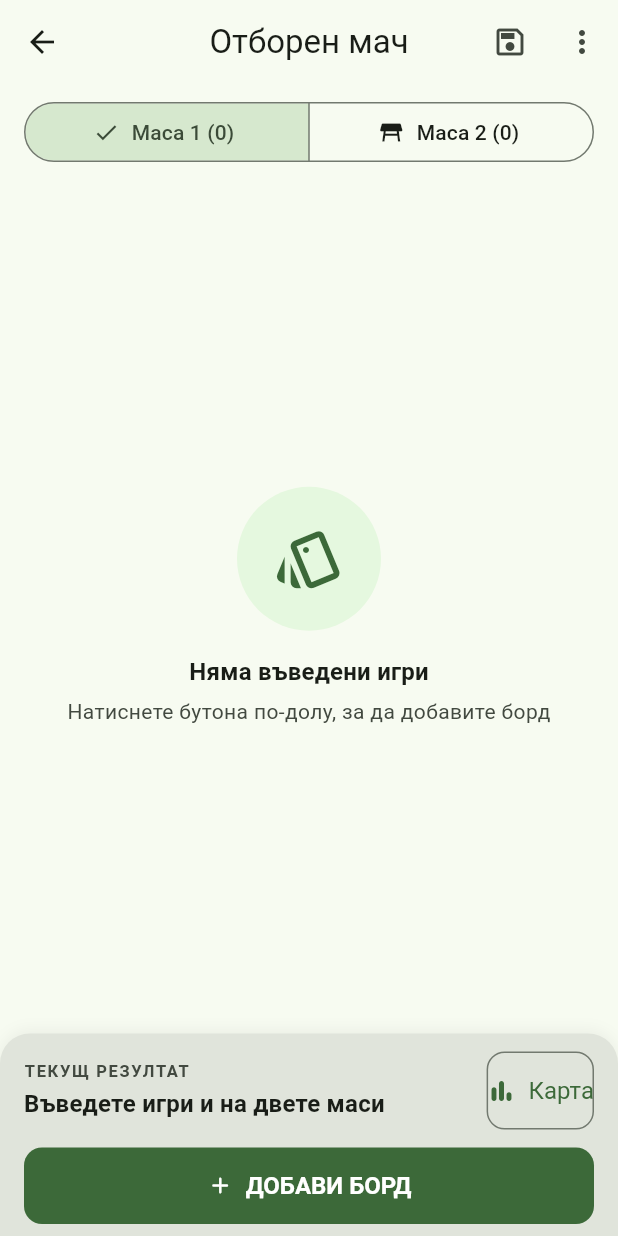
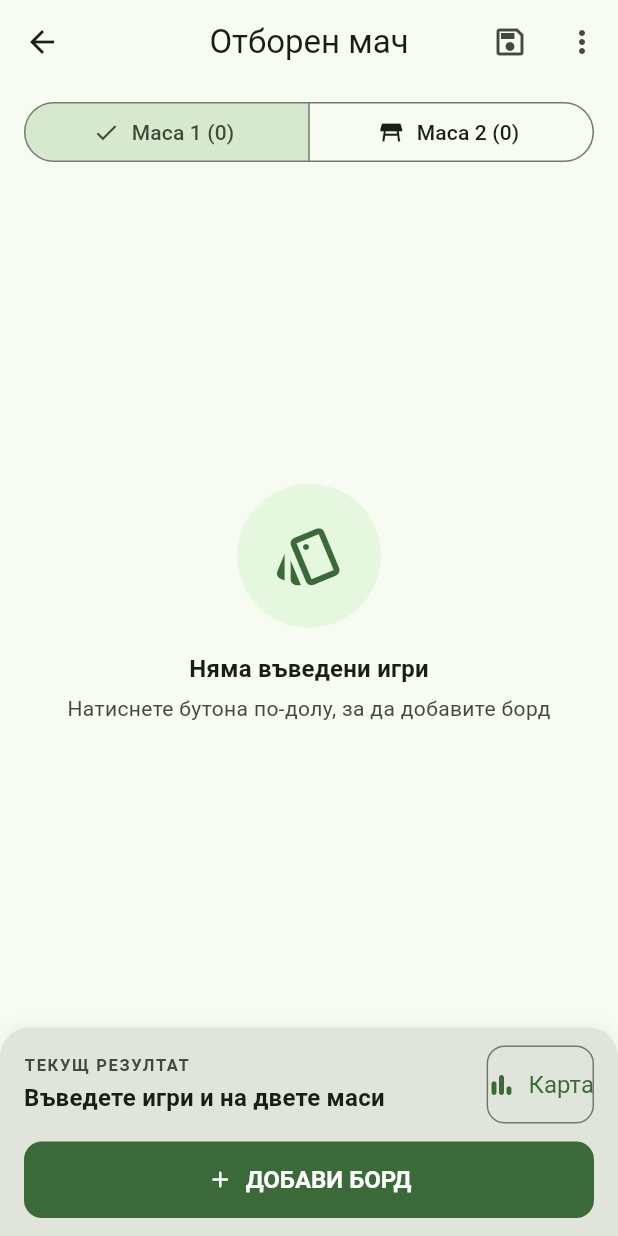
Before and after one commit to NikiKonstantinov04/score_sheet, a Flutter app: the screen it shows after launch, after a tap on "Отборно", after a tap on "Започни нов мач", on a phone screen of 412 x 824 dp. Run offline on Flutter 3.47's test engine with Material 3 defaults, Android fonts, the phone set to English and light mode, and no system bars; our stand-ins replace shared_preferences.

Commit message:
Версия 2

```diff
--- a/lib/app.dart
+++ b/lib/app.dart
@@ -24,6 +24,12 @@ class BridgeScoreApp extends StatelessWidget {
         visualDensity: VisualDensity.adaptivePlatformDensity,
         colorScheme: colorSchemeLight,
         scaffoldBackgroundColor: const Color(0xFFF8F5F0), // топло бяло
+        pageTransitionsTheme: const PageTransitionsTheme(
+          builders: {
+            TargetPlatform.android: FadeUpwardsPageTransitionsBuilder(),
+            TargetPlatform.windows: FadeUpwardsPageTransitionsBuilder(),
+          },
+        ),
         cardTheme: CardThemeData(
           elevation: 1,
           shape: RoundedRectangleBorder(borderRadius: BorderRadius.circular(16)),
@@ -51,6 +57,12 @@ class BridgeScoreApp extends StatelessWidget {
         useMaterial3: true,
         visualDensity: VisualDensity.adaptivePlatformDensity,
         colorScheme: colorSchemeDark,
+        pageTransitionsTheme: const PageTransitionsTheme(
+          builders: {
+            TargetPlatform.android: FadeUpwardsPageTransitionsBuilder(),
+            TargetPlatform.windows: FadeUpwardsPageTransitionsBuilder(),
+          },
+        ),
         cardTheme: CardThemeData(
           elevation: 1,
           shape: RoundedRectangleBorder(borderRadius: BorderRadius.circular(16)),
--- a/lib/screens/match_screen.dart
+++ b/lib/screens/match_screen.dart
@@ -485,10 +485,7 @@ class _MatchScreenState extends State<MatchScreen> {
           ],
         ),
       ),
-      bottomNavigationBar: SafeArea(
-        top: false,
-        child: Container(
-          padding: const EdgeInsets.fromLTRB(16, 12, 16, 8),
+      bottomNavigationBar: Container(
         decoration: BoxDecoration(
           color: theme.colorScheme.surfaceContainerHighest,
           borderRadius: const BorderRadius.vertical(top: Radius.circular(20)),
@@ -500,6 +497,10 @@ class _MatchScreenState extends State<MatchScreen> {
             ),
           ],
         ),
+        child: SafeArea(
+          top: false,
+          child: Padding(
+            padding: const EdgeInsets.fromLTRB(16, 12, 16, 12),
             child: Column(
               mainAxisSize: MainAxisSize.min,
               children: [
@@ -559,6 +560,7 @@ class _MatchScreenState extends State<MatchScreen> {
             ),
           ),
         ),
+      ),
     );
   }
 }
```
Also changed, not shown: 20 other files. Lines whose indentation alone changed are shown as unchanged.
